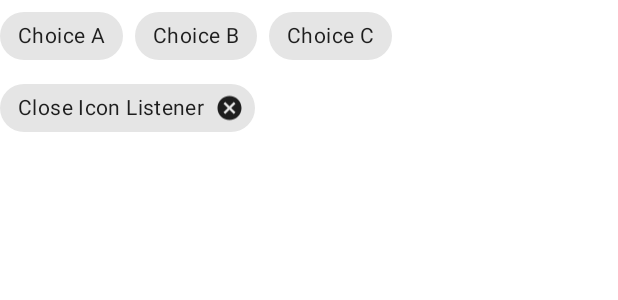
After one commit to MMN95/AndroidMaterialDesign, an Android app: the layout fragment_chips.xml on its own in the app's theme, with its tools: preview values and no code run, on a phone screen of 412 x 824 dp. The commit adds this screen. Shown: the top 300 px of the screen. Run offline under Robolectric (Android 15) with nearby library versions, the phone set to English and light mode, and no system bars.

Commit message:
-Добавлен фрагмент с чипами (заготовка для экрана настроек) -Создана адаптивная иконка

```diff
--- a/app/src/main/AndroidManifest.xml
+++ b/app/src/main/AndroidManifest.xml
@@ -6,7 +6,7 @@
 
     <application
         android:allowBackup="true"
-        android:icon="@mipmap/ic_launcher"
+        android:icon="@mipmap/ic_launcher_new"
         android:label="@string/app_name"
         android:roundIcon="@mipmap/ic_launcher_round"
         android:supportsRtl="true"
--- /dev/null
+++ b/app/src/main/res/layout/fragment_chips.xml
@@ -0,0 +1,35 @@
+<com.google.android.material.chip.ChipGroup android:id="@+id/chipGroup"
+    android:layout_width="wrap_content"
+    android:layout_height="wrap_content"
+    app:singleSelection="true"
+    xmlns:android="http://schemas.android.com/apk/res/android"
+    xmlns:app="http://schemas.android.com/apk/res-auto">
+
+    <com.google.android.material.chip.Chip
+        style="@style/Widget.MaterialComponents.Chip.Choice"
+        android:layout_width="wrap_content"
+        android:layout_height="wrap_content"
+        android:text="Choice A" />
+
+    <com.google.android.material.chip.Chip
+        style="@style/Widget.MaterialComponents.Chip.Choice"
+        android:layout_width="wrap_content"
+        android:layout_height="wrap_content"
+        android:text="Choice B" />
+
+    <com.google.android.material.chip.Chip
+        style="@style/Widget.MaterialComponents.Chip.Choice"
+        android:layout_width="wrap_content"
+        android:layout_height="wrap_content"
+        android:text="Choice C" />
+    <com.google.android.material.chip.Chip
+        android:id="@+id/chip_close"
+        style="@style/Widget.MaterialComponents.Chip.Entry"
+        android:layout_width="wrap_content"
+        android:layout_height="wrap_content"
+        android:layout_gravity="center_horizontal"
+        android:layout_marginTop="24dp"
+        android:text="Close Icon Listener" />
+
+
+</com.google.android.material.chip.ChipGroup>
--- /dev/null
+++ b/app/src/main/res/mipmap-anydpi-v26/ic_launcher_new.xml
@@ -0,0 +1,5 @@
+<?xml version="1.0" encoding="utf-8"?>
+<adaptive-icon xmlns:android="http://schemas.android.com/apk/res/android">
+    <background android:drawable="@color/ic_launcher_new_background"/>
+    <foreground android:drawable="@drawable/ic_launcher_new_foreground"/>
+</adaptive-icon>
--- /dev/null
+++ b/app/src/main/res/mipmap-anydpi-v26/ic_launcher_new_round.xml
@@ -0,0 +1,5 @@
+<?xml version="1.0" encoding="utf-8"?>
+<adaptive-icon xmlns:android="http://schemas.android.com/apk/res/android">
+    <background android:drawable="@color/ic_launcher_new_background"/>
+    <foreground android:drawable="@drawable/ic_launcher_new_foreground"/>
+</adaptive-icon>
--- /dev/null
+++ b/app/src/main/res/values/ic_launcher_new_background.xml
@@ -0,0 +1,4 @@
+<?xml version="1.0" encoding="utf-8"?>
+<resources>
+    <color name="ic_launcher_new_background">#2CB70D</color>
+</resources>
```
Also changed, not shown: app/src/main/java/ru/mmn/androidmaterialdesign/view/chips/ChipsFragment.kt (added, +49 -0 lines), app/src/main/java/ru/mmn/androidmaterialdesign/view/picture/PODFragment.kt (+6 -2 lines), app/src/main/res/drawable/ic_launcher_new_foreground.xml (added, +53 -0 lines), app/src/main/ic_launcher_new-playstore.png (added), app/src/main/res/mipmap-hdpi/ic_launcher_new.png (added), app/src/main/res/mipmap-hdpi/ic_launcher_new_round.png (added), app/src/main/res/mipmap-mdpi/ic_launcher_new.png (added), app/src/main/res/mipmap-mdpi/ic_launcher_new_round.png (added), app/src/main/res/mipmap-xhdpi/ic_launcher_new.png (added), app/src/main/res/mipmap-xhdpi/ic_launcher_new_round.png (added), app/src/main/res/mipmap-xxhdpi/ic_launcher_new.png (added), app/src/main/res/mipmap-xxhdpi/ic_launcher_new_round.png (added), app/src/main/res/mipmap-xxxhdpi/ic_launcher_new.png (added), app/src/main/res/mipmap-xxxhdpi/ic_launcher_new_round.png (added).
